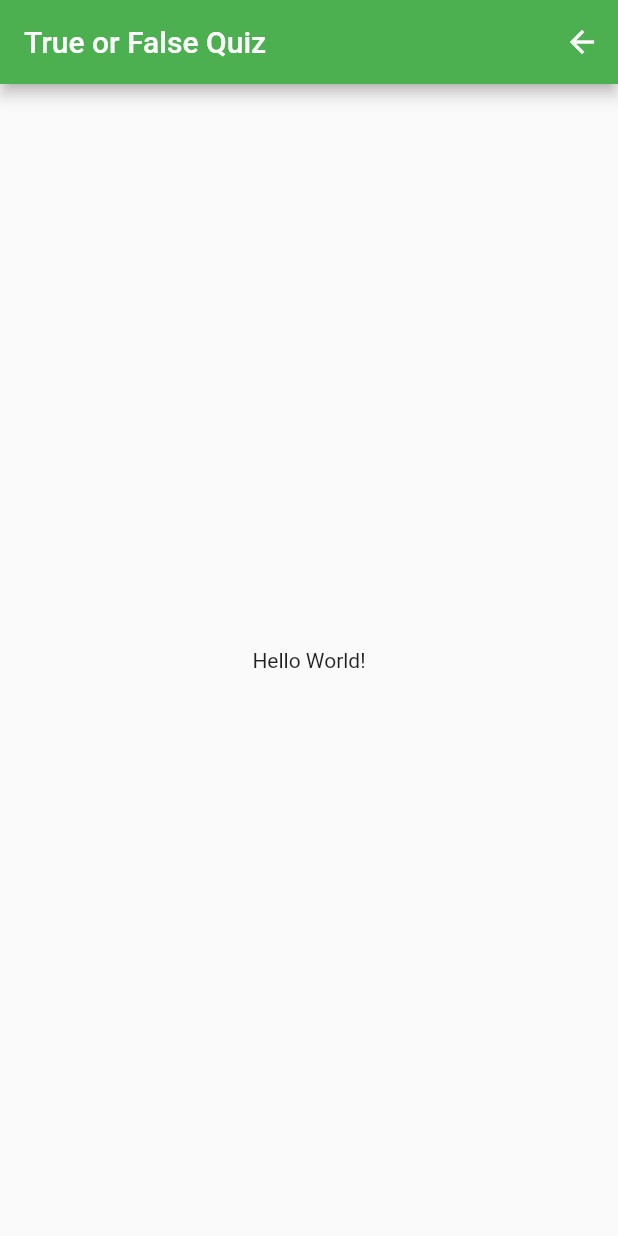
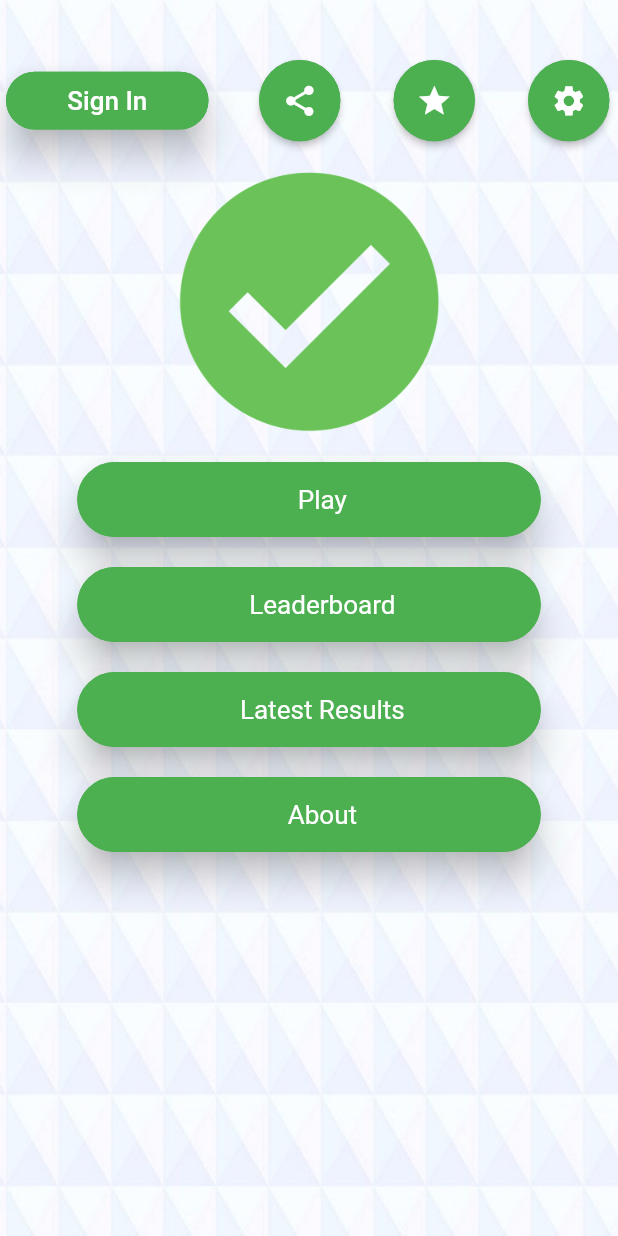
Before and after one commit to lyabs243/True-False-Quiz, a Flutter app: the HomePage screen opened directly, on a phone screen of 412 x 824 dp. Run offline on Flutter 3.47's test engine with Material 2 defaults, Android fonts, the phone set to English and light mode, and no system bars; our stand-ins replace dio, fluttertoast, google_sign_in, progress_dialog, share, shared_preferences; accounts and stored records are empty.

Commit message:
Create home page UI

```diff
--- a/assets/i18n/en.json
+++ b/assets/i18n/en.json
@@ -5,5 +5,12 @@
   "continue_without_signing": "Continue without Signing-In",
   "term_use_text": "by logging in you accept our ",
   "term_use": "Terms of use",
-  "error_occured": "Error occured"
+  "error_occured": "Error occured",
+  "text_share_app": "Join me by downloading the fun True or False game for free on ",
+  "sign_in": "Sign In",
+  "sign_out": "Sign Out",
+  "play": "Play",
+  "leaderboard": "Leaderboard",
+  "latest_results": "Latest Results",
+  "about": "About"
 }
--- /dev/null
+++ b/lib/components/button_circle.dart
@@ -0,0 +1,24 @@
+import 'package:flutter/material.dart';
+
+class ButtonCircle extends StatelessWidget {
+
+  Widget icon;
+  Color borderColor, fillColor;
+  Function onPress;
+
+  ButtonCircle(this.icon, this.onPress, {this.borderColor: Colors.green, this.fillColor: Colors.white});
+
+  @override
+  Widget build(BuildContext context) {
+    return RawMaterialButton(
+      onPressed: onPress,
+      highlightColor: Colors.green[700],
+      elevation: 2.0,
+      fillColor: this.fillColor,
+      child: this.icon,
+      padding: EdgeInsets.all(15.0),
+      shape: CircleBorder(side: BorderSide(color: this.borderColor, width: 4.0)),
+    );
+  }
+
+}
--- a/lib/components/main_button.dart
+++ b/lib/components/main_button.dart
@@ -9,7 +9,7 @@ class MainButton extends StatelessWidget{
   Color buttonColor;
 
   MainButton(this.title, this.buttonAction, {this.textAlign: TextAlign.left, this.textLeft: '',
-    this.buttonColor: Colors.black});
+    this.buttonColor: Colors.green});
 
   @override
   Widget build(BuildContext context) {
--- /dev/null
+++ b/lib/screens/home/components/home_header.dart
@@ -0,0 +1,91 @@
+import 'package:flutter/material.dart';
+import 'package:flutter_app_true_false/components/button_circle.dart';
+import 'package:flutter_app_true_false/models/user.dart';
+import 'package:flutter_app_true_false/services/localizations.dart';
+import '../../../services/constants.dart' as constants;
+
+class HomeHeader extends StatelessWidget {
+
+  User currentUser;
+  Function actionSignOut, actionShare, actionRatingApp, actionSettings;
+
+  HomeHeader(this.currentUser, this.actionSignOut, this.actionSettings, this.actionRatingApp, this.actionShare);
+
+  @override
+  Widget build(BuildContext context) {
+    return Row(
+      mainAxisAlignment: MainAxisAlignment.spaceBetween,
+      children: <Widget>[
+        (constants.USING_SERVER)?
+        Container(
+          height: (40.0 / 853) * MediaQuery.of(context).size.height,
+          child: new RaisedButton(
+            onPressed: () {
+              this.actionSignOut();
+            },
+            highlightColor: Colors.green[700],
+            child: SizedBox(
+              child: Text(
+                (currentUser != null && currentUser.id.length > 0)?
+                MyLocalizations.of(context).localization['sign_out']:
+                MyLocalizations.of(context).localization['sign_in'],
+                textAlign: TextAlign.center,
+                style: new TextStyle(color: Colors.white, fontSize: (18.0 / 853) * MediaQuery.of(context).size.height),
+              ),
+              width: MediaQuery.of(context).size.width * 25 / 100,
+            ),
+            color: Theme.of(context).primaryColor,
+            elevation: 10.0,
+            shape: RoundedRectangleBorder(
+                borderRadius: new BorderRadius.circular(30.0),
+                side: BorderSide(color: Theme.of(context).primaryColor, width: 2.0)
+            ),
+          ),
+        ): Container(),
+        Container(
+          child: ButtonCircle(
+              Icon(
+                Icons.share,
+                size: (25.0 / 853) * MediaQuery.of(context).size.height,
+                color: Colors.white,
+              ),
+              () {
+                this.actionShare();
+              },
+            fillColor: Theme.of(context).primaryColor,
+          ),
+          width: (MediaQuery.of(context).size.width * 70 / 100) / 5,
+        ),
+        Container(
+          child: ButtonCircle(
+              Icon(
+                Icons.star,
+                size: (25.0 / 853) * MediaQuery.of(context).size.height,
+                color: Colors.white,
+              ),
+              () {
+                this.actionRatingApp();
+              },
+            fillColor: Theme.of(context).primaryColor,
+          ),
+          width: (MediaQuery.of(context).size.width * 70 / 100) / 5,
+        ),
+        Container(
+          child: ButtonCircle(
+              Icon(
+                Icons.settings,
+                size: (25.0 / 853) * MediaQuery.of(context).size.height,
+                color: Colors.white,
+              ),
+              () {
+                this.actionSettings();
+              },
+            fillColor: Theme.of(context).primaryColor,
+          ),
+          width: (MediaQuery.of(context).size.width * 70 / 100) / 5,
+        )
+      ],
+    );
+  }
+
+}
--- a/lib/screens/home/home.dart
+++ b/lib/screens/home/home.dart
@@ -1,10 +1,17 @@
 import 'package:flutter/material.dart';
+import 'package:flutter_app_true_false/components/layout_app_logo.dart';
 import 'package:flutter_app_true_false/components/layout_load.dart';
+import 'package:flutter_app_true_false/components/main_button.dart';
+import 'package:flutter_app_true_false/components/quiz_page.dart';
 import 'package:flutter_app_true_false/models/user.dart';
+import 'package:flutter_app_true_false/screens/home/components/home_header.dart';
 import 'package:flutter_app_true_false/screens/sign_in/sign_in_page.dart';
 import 'package:flutter_app_true_false/services/localizations.dart';
 import 'package:flutter_app_true_false/services/no_animation_pageroute.dart';
 import 'package:google_sign_in/google_sign_in.dart';
+import 'package:share/share.dart';
+import 'package:url_launcher/url_launcher.dart';
+import '../../services/constants.dart' as constants;
 
 class HomePage extends StatefulWidget {
 
@@ -32,14 +39,61 @@ class _MyHomePageState extends State<HomePage> {
   @override
   Widget build(BuildContext context) {
     return Scaffold(
-      appBar: AppBar(
-        title: Text(MyLocalizations.of(context).localization['app_title']),
-        actions: <Widget>[
-          IconButton(
-            icon: Icon(
-              Icons.arrow_back
+      body: (isLoading)?
+        LayoutLoad():
+        SingleChildScrollView(
+          child: Container(
+            width: MediaQuery.of(context).size.width,
+            height: MediaQuery.of(context).size.height,
+            padding: EdgeInsets.only(left: 4.0, right: 4.0),
+            decoration: QuizPage.quizDecoration(),
+            child: Column(
+              children: <Widget>[
+                Padding(padding: EdgeInsets.only(top: 40.0),),
+                HomeHeader(currentUser, actionSignOut, actionSettings, actionRatingApp, actionShare),
+                Padding(padding: EdgeInsets.only(bottom: 20.0),),
+                LayoutAppLogo(),
+                Padding(padding: EdgeInsets.only(bottom: 20.0),),
+                Column(
+                  mainAxisAlignment: MainAxisAlignment.spaceBetween,
+                  children: <Widget>[
+                    MainButton(
+                      MyLocalizations.of(context).localization['play'],
+                      () {
+                      },
+                      textAlign: TextAlign.center,
                     ),
-            onPressed: () {
+                    Padding(padding: EdgeInsets.only(bottom: 20.0),),
+                    MainButton(
+                      MyLocalizations.of(context).localization['leaderboard'],
+                      () {
+                      },
+                      textAlign: TextAlign.center,
+                    ),
+                    Padding(padding: EdgeInsets.only(bottom: 20.0),),
+                    MainButton(
+                      MyLocalizations.of(context).localization['latest_results'],
+                      () {
+                      },
+                      textAlign: TextAlign.center,
+                    ),
+                    Padding(padding: EdgeInsets.only(bottom: 20.0),),
+                    MainButton(
+                      MyLocalizations.of(context).localization['about'],
+                      () {
+                      },
+                      textAlign: TextAlign.center,
+                    ),
+                  ],
+                )
+              ],
+            ),
+          ),
+        ),
+    );
+  }
+
+  void actionSignOut() {
     if (currentUser != null && currentUser.id.length > 0) { //logout
       GoogleSignIn _googleSignIn = GoogleSignIn(
         scopes: [
@@ -61,15 +115,18 @@ class _MyHomePageState extends State<HomePage> {
         return SignInPage();
       }));
     }
-            },
-          )
-        ],
-      ),
-      body: (isLoading)?
-        LayoutLoad():
-        Center(
-          child: Text('Hello World!')
-        ),
-    );
+  }
+
+  void actionShare() {
+    Share.share(MyLocalizations.instanceLocalization['text_share_app'] +
+        'https://play.google.com/store/apps/details?id=${constants.APP_PACKAGE}');
+  }
+
+  void actionRatingApp() {
+    launch('https://play.google.com/store/apps/details?id=${constants.APP_PACKAGE}');
+  }
+
+  void actionSettings() {
+
   }
 }
--- a/lib/services/constants.dart
+++ b/lib/services/constants.dart
@@ -1,6 +1,7 @@
 
 const LANG_CODE = 'en';
 const USING_SERVER = true;
+const APP_PACKAGE = 'org.notifygroup.lyabs243.flutter_app_true_false';
 
 List<String> languages = ['en', 'fr'];
 
--- a/pubspec.yaml
+++ b/pubspec.yaml
@@ -34,6 +34,8 @@ dev_dependencies:
   shared_preferences: ^0.5.7+3
   progress_dialog: ^1.2.4
   fluttertoast: ^4.0.1
+  url_launcher: ^5.4.11
+  share: ^0.6.3+5
 
 
 # For information on the generic Dart part of this file, see the
```
Also changed, not shown: pubspec.lock. Lines whose indentation alone changed are shown as unchanged.
